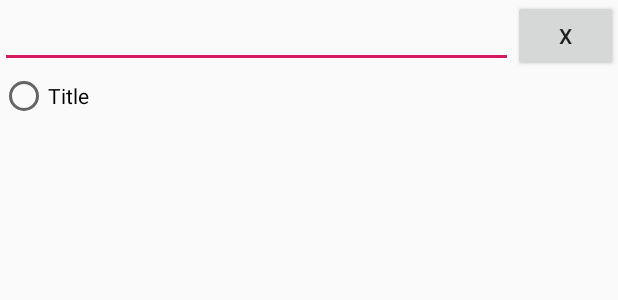
After one commit to hitenjain88/Survey, an Android app: the layout field_date.xml on its own in the app's theme, with its tools: preview values and no code run, on a phone screen of 412 x 824 dp. The commit adds this screen. Shown: the top 300 px of the screen. Run offline under Robolectric (Android 15) with nearby library versions, the phone set to English and light mode, and no system bars.

Commit message:
Major Changes

```diff
--- a/app/src/main/java/com/example/survey/MainPage.java
+++ b/app/src/main/java/com/example/survey/MainPage.java
@@ -69,9 +69,6 @@ public class MainPage extends AppCompatActivity {
                         .setAction("Action", null).show();*/
 
 
-
-               Intent in = new Intent(MainPage.this,navigation_drawer.class);
-               startActivity(in);
             }
         });
 
--- /dev/null
+++ b/app/src/main/res/drawable/horizontal_line.xml
@@ -0,0 +1,6 @@
+<shape xmlns:android="http://schemas.android.com/apk/res/android"
+    android:shape="line">
+    <stroke android:width="1dp"/>
+    <size android:height="1dp" />
+    <solid  android:color="#C1FFFFFF"/>
+</shape>
--- /dev/null
+++ b/app/src/main/res/layout/field_date.xml
@@ -0,0 +1,42 @@
+<?xml version="1.0" encoding="utf-8"?>
+<LinearLayout xmlns:android="http://schemas.android.com/apk/res/android"
+    android:layout_width="match_parent"
+    android:layout_height="wrap_content"
+    android:id="@+id/linear_layout_edit_text"
+    android:orientation="vertical">
+
+    <LinearLayout
+        android:layout_width="match_parent"
+        android:layout_height="match_parent"
+        android:orientation="horizontal"
+        android:layout_weight="10">
+
+
+        <EditText
+            android:layout_width="match_parent"
+            android:layout_height="wrap_content"
+            android:layout_weight="8"/>
+
+        <Button
+            android:layout_weight="2"
+            android:layout_width="wrap_content"
+            android:layout_height="wrap_content"
+            android:id="@+id/btn_remove"
+            android:text="X"/>
+
+    </LinearLayout>
+
+    <LinearLayout
+        android:layout_width="match_parent"
+        android:layout_height="match_parent"
+        android:orientation="vertical">
+
+        </LinearLayout>
+
+        <RadioButton
+            android:layout_width="wrap_content"
+            android:layout_height="wrap_content"
+            android:id="@+id/radio"
+            android:text="Title"/>
+
+</LinearLayout>
--- a/app/src/main/res/values/strings.xml
+++ b/app/src/main/res/values/strings.xml
@@ -30,4 +30,5 @@
     <string name="edit">Edit</string>
     <string name="nav_communicate">Communicate</string>
 
+
 </resources>
```
Also changed, not shown: app/src/main/java/com/example/survey/CreateForm.java (+27 -19 lines), app/src/main/res/layout/activity_create_form.xml (+12 -21 lines), app/src/main/res/layout/field_checkbox.xml (added, +28 -0 lines), app/src/main/res/layout/field_edittext.xml (+30 -12 lines), app/src/main/res/layout/field_multiline.xml (added, +28 -0 lines), app/src/main/res/layout/field_radio.xml (added, +28 -0 lines), app/src/main/res/menu/form_dynamic.xml (added, +7 -0 lines).
